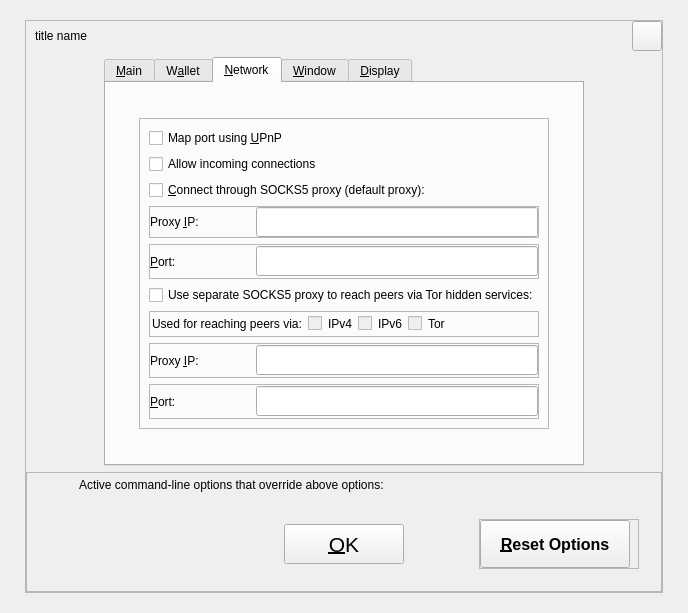
MassGrid/MassGrid, file src/qt/forms/optionsdialog.ui: the form before one commit.
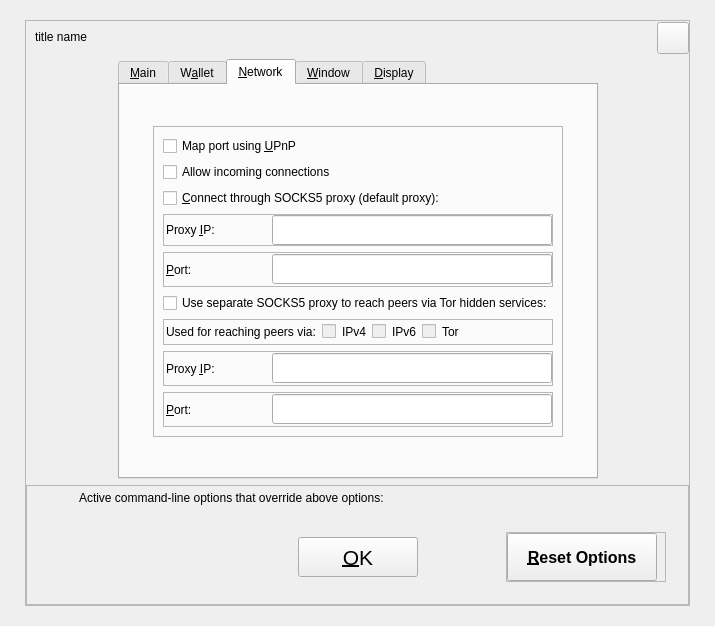
The form after the commit. The open tabs and pages were chosen to show the change. Icons and pictures are not drawn. Custom widgets are drawn as their Qt base class.

What changed in the file:
```diff
--- a/src/qt/forms/optionsdialog.ui
+++ b/src/qt/forms/optionsdialog.ui
@@ -6,8 +6,8 @@
    <rect>
     <x>0</x>
     <y>0</y>
-    <width>688</width>
-    <height>613</height>
+    <width>715</width>
+    <height>626</height>
    </rect>
   </property>
   <property name="windowTitle">
@@ -103,13 +103,13 @@
             <widget class="QToolButton" name="cancelButton">
              <property name="minimumSize">
               <size>
-               <width>30</width>
-               <height>30</height>
+               <width>32</width>
+               <height>32</height>
               </size>
              </property>
              <property name="maximumSize">
               <size>
-               <width>30</width>
+               <width>32</width>
                <height>30</height>
               </size>
              </property>
@@ -757,7 +757,7 @@
                     </property>
                     <layout class="QHBoxLayout" name="horizontalLayout_8">
                      <property name="leftMargin">
-                      <number>0</number>
+                      <number>2</number>
                      </property>
                      <property name="topMargin">
                       <number>0</number>
@@ -834,7 +834,7 @@
                     </property>
                     <layout class="QHBoxLayout" name="horizontalLayout_9">
                      <property name="leftMargin">
-                      <number>0</number>
+                      <number>2</number>
                      </property>
                      <property name="topMargin">
                       <number>0</number>
@@ -1041,7 +1041,7 @@
                     </property>
                     <layout class="QHBoxLayout" name="horizontalLayout_12">
                      <property name="leftMargin">
-                      <number>0</number>
+                      <number>2</number>
                      </property>
                      <property name="topMargin">
                       <number>0</number>
@@ -1115,7 +1115,7 @@
                     </property>
                     <layout class="QHBoxLayout" name="horizontalLayout_13">
                      <property name="leftMargin">
-                      <number>0</number>
+                      <number>2</number>
                      </property>
                      <property name="topMargin">
                       <number>0</number>
```
Left out of the diff: 2 changed lines with no effect on the pictures.
